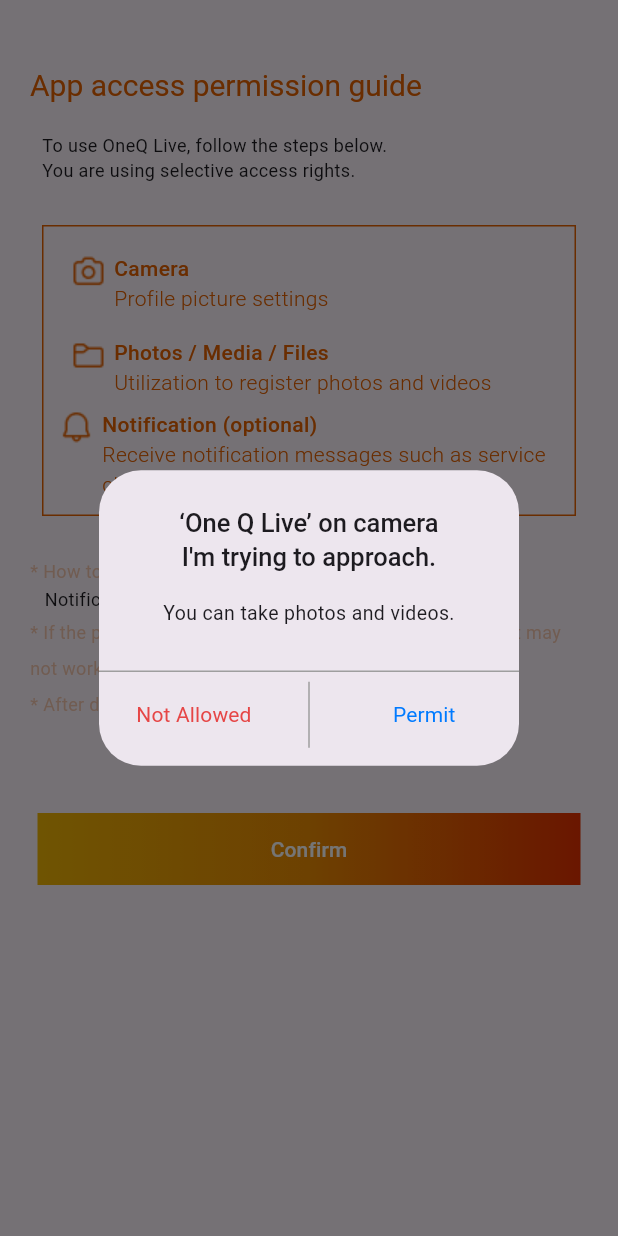
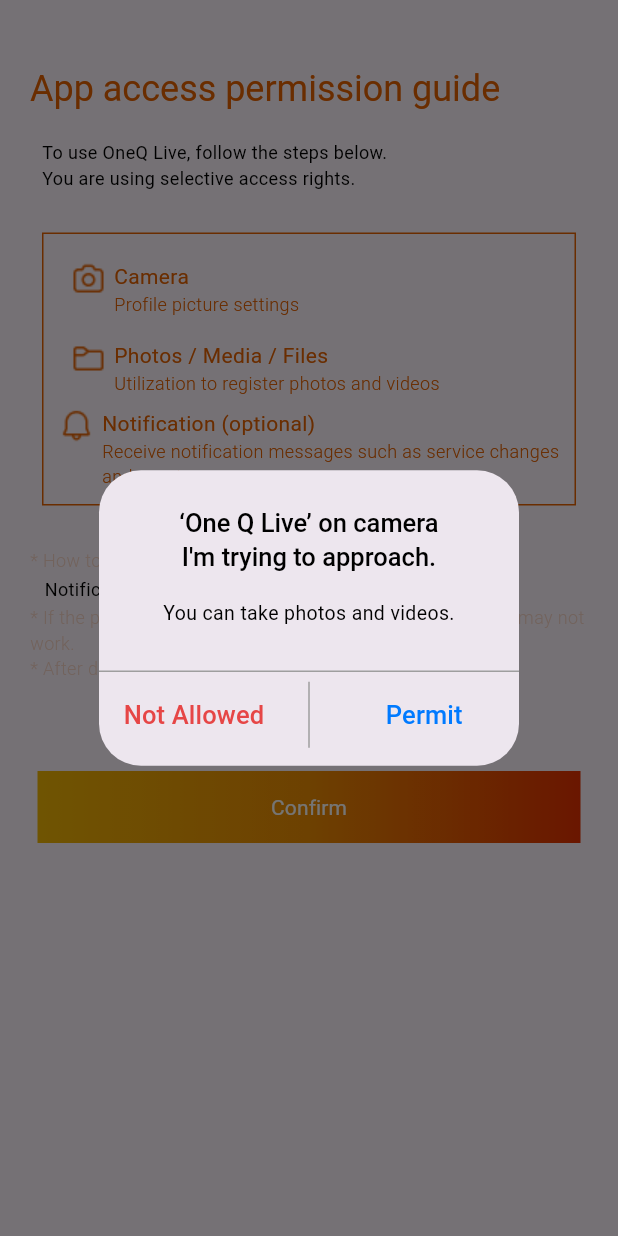
Before and after one commit to stellarboymihir/route_in_live, a Flutter app: the screen it shows after launch, after a tap on "Confirm", on a phone screen of 412 x 824 dp. Run offline on Flutter 3.47's test engine with Material 3 defaults, Android fonts, the phone set to English and light mode, and no system bars; Roboto replaces fonts that are missing (NotoSansKR, NotoSansKR-ExtraBold, NotoSansKR-Medium).

Commit message:
Changes in MyStyle

```diff
--- a/lib/authentication/permission_page.dart
+++ b/lib/authentication/permission_page.dart
@@ -17,6 +17,7 @@ class _PermissionPageState extends State<PermissionPage> {
       body: SafeArea(
         child: Padding(
           padding: const EdgeInsets.symmetric(horizontal: 20.0),
+          child: SingleChildScrollView(
             child: Column(
               crossAxisAlignment: CrossAxisAlignment.start,
               children: [
@@ -26,11 +27,7 @@ class _PermissionPageState extends State<PermissionPage> {
                 RichText(
                   text: const TextSpan(
                     text: 'App access permission guide',
-                  style: TextStyle(
-                    color: MyColor.orange,
-                    fontFamily: 'NotoSansKR-ExtraBold',
-                    fontSize: 20,
-                  ),
+                    style: MyStyle.tx24,
                   ),
                 ),
                 const Padding(
@@ -39,8 +36,7 @@ class _PermissionPageState extends State<PermissionPage> {
                     'To use OneQ Live, follow the steps below. \nYou are using selective access rights.',
                     maxLines: 2,
                     overflow: TextOverflow.ellipsis,
-                  style:
-                      TextStyle(fontSize: 12, fontFamily: 'NotoSansKR-Medium'),
+                    style: MyStyle.tx12B,
                   ),
                 ),
                 Padding(
@@ -65,19 +61,16 @@ class _PermissionPageState extends State<PermissionPage> {
                                 ),
                                 const Expanded(
                                   child: Column(
-                                  crossAxisAlignment: CrossAxisAlignment.start,
+                                    crossAxisAlignment:
+                                        CrossAxisAlignment.start,
                                     children: [
                                       Text(
                                         'Camera',
-                                      style: TextStyle(
-                                          color: MyColor.orange,
-                                          fontWeight: FontWeight.w500),
+                                        style: MyStyle.tx14O,
                                       ),
                                       Text(
                                         'Profile picture settings',
-                                      style: TextStyle(
-                                          color: MyColor.orange,
-                                          fontWeight: FontWeight.w300),
+                                        style: MyStyle.tx12O,
                                       ),
                                     ],
                                   ),
@@ -96,19 +89,14 @@ class _PermissionPageState extends State<PermissionPage> {
                                 ),
                                 const Expanded(
                                   child: Column(
-                                  crossAxisAlignment: CrossAxisAlignment.start,
+                                    crossAxisAlignment:
+                                        CrossAxisAlignment.start,
                                     children: [
-                                    Text(
-                                      'Photos / Media / Files',
-                                      style: TextStyle(
-                                          color: MyColor.orange,
-                                          fontWeight: FontWeight.w500),
-                                    ),
+                                      Text('Photos / Media / Files',
+                                          style: MyStyle.tx14O),
                                       Text(
                                         'Utilization to register photos and videos',
-                                      style: TextStyle(
-                                          color: MyColor.orange,
-                                          fontWeight: FontWeight.w300),
+                                        style: MyStyle.tx12O,
                                       ),
                                     ],
                                   ),
@@ -129,18 +117,11 @@ class _PermissionPageState extends State<PermissionPage> {
                                   children: [
                                     Text(
                                       'Notification (optional)',
-                                    style: TextStyle(
-                                      color: MyColor.orange,
-                                      fontWeight: FontWeight.w500,
-                                    ),
+                                      style: MyStyle.tx14O,
                                     ),
                                     Text(
                                         'Receive notification messages such as service changes and events',
-                                    style: TextStyle(
-                                      color: MyColor.orange,
-                                      fontWeight: FontWeight.w300,
-                                    ),
-                                  ),
+                                        style: MyStyle.tx12O),
                                   ],
                                 ),
                               ),
@@ -158,10 +139,7 @@ class _PermissionPageState extends State<PermissionPage> {
                   opacity: 0.3,
                   child: Text(
                     '* How to change access rights ',
-                  style: MyStyle.Tx12.copyWith(
-                    color: MyColor.orange,
-                    fontWeight: FontWeight.w400,
-                  ),
+                    style: MyStyle.tx12OP,
                   ),
                 ),
                 const SizedBox(
@@ -169,7 +147,7 @@ class _PermissionPageState extends State<PermissionPage> {
                 ),
                 const Text(
                   '   Notification Settings > Each permission On/Off',
-                style: MyStyle.Tx12,
+                  style: MyStyle.tx12B,
                 ),
                 const SizedBox(
                   height: 2,
@@ -179,11 +157,7 @@ class _PermissionPageState extends State<PermissionPage> {
                   child: Text(
                     '* If the permission is denied, the function works normally It may not work. \n'
                     '* After denying, you can allow it again in the settings.',
-                  style: MyStyle.Tx12.copyWith(
-                    color: MyColor.orange,
-                    fontWeight: FontWeight.w400,
-                    height: 2,
-                  ),
+                    style: MyStyle.tx12OP,
                   ),
                 ),
                 const SizedBox(
@@ -216,7 +190,7 @@ class _PermissionPageState extends State<PermissionPage> {
                       },
                       child: const Text(
                         'Confirm',
-                      style: TextStyle(color: Colors.white),
+                        style: MyStyle.tx14W,
                       ),
 
                       // ),
@@ -227,6 +201,7 @@ class _PermissionPageState extends State<PermissionPage> {
             ),
           ),
         ),
+      ),
     );
   }
 }
--- a/lib/dialogbox/alert_dilaog_one.dart
+++ b/lib/dialogbox/alert_dilaog_one.dart
@@ -13,11 +13,7 @@ class AlertDialogOne extends StatelessWidget {
       title: const Text(
         '\‘One Q Live’ on camera \n'
         'I\'m trying to approach.',
-        style: TextStyle(
-          fontFamily: 'NotoSansKR',
-          fontSize: 17,
-          fontWeight: FontWeight.w500,
-        ),
+        style: MyStyle.tx17B,
         textAlign: TextAlign.center,
       ),
       content: const Column(
@@ -25,11 +21,7 @@ class AlertDialogOne extends StatelessWidget {
         children: [
           Text(
             'You can take photos and videos.',
-            style: TextStyle(
-              fontFamily: 'NotoSansKR',
-              fontSize: 13,
-              fontWeight: FontWeight.w400,
-            ),
+            style: MyStyle.tx13B,
             textAlign: TextAlign.center,
           ),
         ],
@@ -45,12 +37,6 @@ class AlertDialogOne extends StatelessWidget {
         ),
         Row(
           children: [
-            // const VerticalDivider(
-            //   thickness: 1,
-            //   indent: 0,
-            //   endIndent: 0,
-            //   color: Colors.grey,
-            // ),
             Expanded(
               child: TextButton(
                 onPressed: () {
@@ -59,12 +45,9 @@ class AlertDialogOne extends StatelessWidget {
                       builder: (BuildContext context) =>
                           const AlertDialogTwo());
                 },
-                child: Text(
+                child: const Text(
                   'Not Allowed',
-                  style: MyStyle.Tx14.copyWith(
-                    color: MyColor.lred,
-                    fontWeight: FontWeight.w400,
-                  ),
+                  style: MyStyle.tx17N,
                 ),
               ),
             ),
@@ -86,12 +69,9 @@ class AlertDialogOne extends StatelessWidget {
                       builder: (BuildContext context) =>
                           const AlertDialogTwo());
                 },
-                child: Text(
+                child: const Text(
                   'Permit',
-                  style: MyStyle.Tx14.copyWith(
-                    color: MyColor.iosblue,
-                    fontWeight: FontWeight.w400,
-                  ),
+                  style: MyStyle.tx17P,
                 ),
               ),
             ),
--- a/lib/values/MyColor.dart
+++ b/lib/values/MyColor.dart
@@ -2,10 +2,12 @@ import 'package:flutter/material.dart';
 
 class MyColor {
   static const Color orange = Color(0xFFE66100);
+  static Color orangeO = const Color(0xFFE66100).withOpacity(0.7);
   static const Color yellow = Color(0xFFE63100);
   static const Color lorange = Color(0xFFEE8D03);
   static const Color dorange = Color(0xFFF2B705);
   static const Color lred = Color(0xFFE64646);
   static const Color iosblue = Color(0xFF007AFF);
-  static const Color black = Color(0x303030B2);
+  static const Color black = Color(0xFF303030);
+  static Color blackO = const Color(0xFF303030).withOpacity(0.3);
 }
--- a/lib/values/MyStyle.dart
+++ b/lib/values/MyStyle.dart
@@ -1,9 +1,87 @@
 import 'package:flutter/cupertino.dart';
+import 'package:flutter/material.dart';
+import 'package:route_in_live/values/MyColor.dart';
 
 class MyStyle {
-  static const Tx14 = TextStyle(fontSize: 14);
-  static const Tx12 = TextStyle(fontSize: 12);
-  static const Tx24 = TextStyle(fontSize: 24);
-  static const Tx17 = TextStyle(fontSize: 17);
-  static const Tx13 = TextStyle(fontSize: 13);
+  static const tx10 = TextStyle(
+    fontSize: 10,
+    fontFamily: 'NotoSansKR-Thin',
+    fontWeight: FontWeight.w400,
+    color: MyColor.black,
+  );
+  static const tx12O = TextStyle(
+    fontSize: 12,
+    fontFamily: 'NotoSansKR-Medium',
+    fontWeight: FontWeight.w300,
+    color: MyColor.orange,
+  );
+  static TextStyle tx12OP = TextStyle(
+    fontSize: 12,
+    fontFamily: 'NotoSansKR-Medium',
+    fontWeight: FontWeight.w300,
+    color: MyColor.orangeO,
+  );
+  static const tx12B = TextStyle(
+    fontSize: 12,
+    fontFamily: 'NotoSansKR-Medium',
+    fontWeight: FontWeight.w400,
+    color: Colors.black,
+  );
+  static const tx13B = TextStyle(
+    fontSize: 13,
+    fontFamily: 'NotoSansKR-Medium',
+    fontWeight: FontWeight.w400,
+    color: Colors.black,
+  );
+  static const tx13O = TextStyle(
+    fontSize: 13,
+    fontFamily: 'NotoSansKR-Medium',
+    fontWeight: FontWeight.w400,
+    color: MyColor.orange,
+  );
+  static const tx14O = TextStyle(
+    fontSize: 14,
+    fontFamily: 'NotoSansKR-Medium',
+    fontWeight: FontWeight.w400,
+    color: MyColor.orange,
+  );
+  static TextStyle tx14OP = TextStyle(
+    fontSize: 14,
+    fontFamily: 'NotoSansKR-Medium',
+    fontWeight: FontWeight.w400,
+    color: MyColor.orange.withOpacity(0.3),
+  );
+  static const tx14W = TextStyle(
+    fontSize: 14,
+    fontFamily: 'NotoSansKR-Medium',
+    fontWeight: FontWeight.w400,
+    color: Colors.white,
+  );
+  static const tx17B = TextStyle(
+      fontSize: 17,
+      fontFamily: 'NotoSansKR-SemiBold',
+      fontWeight: FontWeight.w500,
+      color: Colors.black);
+  static const tx17N = TextStyle(
+      fontSize: 17,
+      fontFamily: 'NotoSansKR-SemiBold',
+      fontWeight: FontWeight.w500,
+      color: MyColor.lred);
+  static const tx17P = TextStyle(
+      fontSize: 17,
+      fontFamily: 'NotoSansKR-SemiBold',
+      fontWeight: FontWeight.w500,
+      color: MyColor.iosblue);
+
+  static const tx20 = TextStyle(
+    fontSize: 20,
+    fontFamily: 'NotoSansKR-Bold',
+    fontWeight: FontWeight.w700,
+    color: MyColor.orange,
+  );
+  static const tx24 = TextStyle(
+    fontSize: 24,
+    fontFamily: 'NotoSansKR-ExtraBold',
+    color: MyColor.orange,
+  );
 }
```
Also changed, not shown: lib/authentication/login_page.dart (+53 -37 lines), lib/dialogbox/alert_dialog_three.dart (+6 -22 lines), lib/dialogbox/alert_dialog_two.dart (+6 -22 lines). Lines whose indentation alone changed are shown as unchanged.
